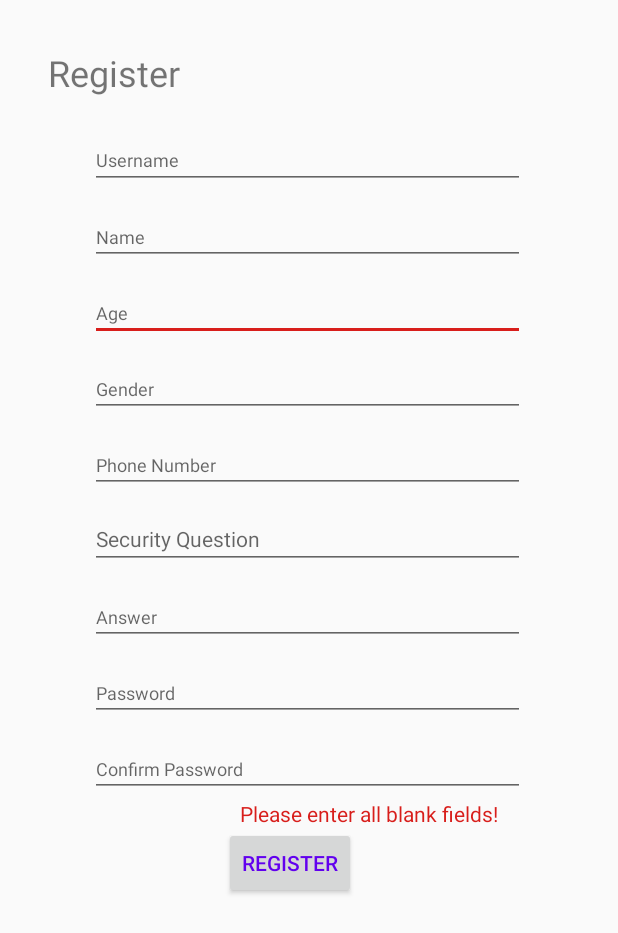
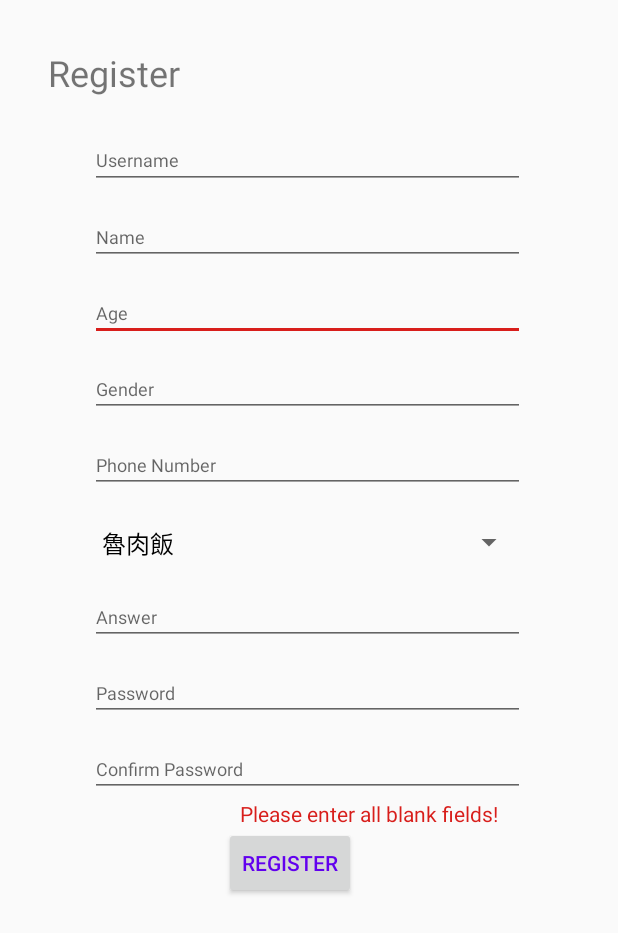
Before and after one commit to woshiellen117/SRS1, an Android app: the screen it shows after launch (MainActivity), after a tap on "REGISTER", on a phone screen of 412 x 824 dp. Shown: the top 933 px of the screen. Run offline under Robolectric (Android 15) with nearby library versions, the phone set to English and light mode, and no system bars; our stand-ins replace Room's generated code.

Commit message:
security question1.0

```diff
--- a/app/src/main/java/com/example/srs/activity/MainActivity.java
+++ b/app/src/main/java/com/example/srs/activity/MainActivity.java
@@ -10,10 +10,13 @@ import android.support.v7.widget.Toolbar;
 import android.view.View;
 import android.view.Menu;
 import android.view.MenuItem;
+import android.widget.ArrayAdapter;
 import android.widget.EditText;
+import android.widget.LinearLayout;
+import android.widget.Spinner;
 import android.widget.TextView;
 
-import com.example.srs.HomePageActivity;
+//import com.example.srs.HomePageActivity;
 import com.example.srs.R;
 import com.example.srs.database.UserDataBase;
 
@@ -25,8 +28,14 @@ public class MainActivity extends AppCompatActivity {
         super.onCreate(savedInstanceState);
         setContentView(R.layout.activity_main);
 
-        UserDataBase db = Room.databaseBuilder(getApplicationContext(),
-                UserDataBase.class, "database-name").build();
+        Spinner spinner = (Spinner) findViewById(R.id.spinner);
+        final String[] questions = {"魯肉飯", "控肉飯", "雞排飯", "炸醬麵", "水餃"};
+        ArrayAdapter<String> questionList = new ArrayAdapter<>(MainActivity.this,
+                android.R.layout.simple_spinner_dropdown_item,
+                questions);spinner.setAdapter(questionList);
+
+//        UserDataBase db = Room.databaseBuilder(getApplicationContext(),
+//                UserDataBase.class, "database-name").build();
 
 
         findViewById(R.id.button2).setOnClickListener(new View.OnClickListener() {
@@ -50,8 +59,8 @@ public class MainActivity extends AppCompatActivity {
                 editText = findViewById(R.id.editText7);
                 String register_phone_num = editText.getText().toString();
 
-                editText = findViewById(R.id.editText8);
-                String register_secur_question = editText.getText().toString();
+//                editText = findViewById(R.id.editText8);
+//                String register_secur_question = editText.getText().toString();
 
                 editText = findViewById(R.id.editText9);
                 String register_answer = editText.getText().toString();
@@ -67,7 +76,7 @@ public class MainActivity extends AppCompatActivity {
                 {
                     showtext.setText("The two passwords not match!\n");
                 }
-                else if(register_age.equals("")||register_name.equals("")||register_username.equals("")||register_gender.equals("")||register_phone_num.equals("")||register_secur_question.equals("")||register_password.equals("")||register_confirm_password.equals("")||register_answer.equals(""))
+                else if(register_age.equals("")||register_name.equals("")||register_username.equals("")||register_gender.equals("")||register_phone_num.equals("")||register_password.equals("")||register_confirm_password.equals("")||register_answer.equals(""))
                 {
                     showtext.setText("Please enter all blank fields!\n");
                 }
--- a/app/src/main/java/com/example/srs/database/UserDataBase.java
+++ b/app/src/main/java/com/example/srs/database/UserDataBase.java
@@ -6,7 +6,7 @@ import android.arch.persistence.room.RoomDatabase;
 import com.example.srs.dao.UserDao;
 import com.example.srs.entity.UserEntity;
 
-@Database(entities = {UserEntity.class}, version = 1)
+@Database(entities = {UserEntity.class}, version = 1,exportSchema = false)
 public abstract class UserDataBase extends RoomDatabase {
     public abstract UserDao getUserDao();
 }
--- a/app/src/main/res/layout/activity_main.xml
+++ b/app/src/main/res/layout/activity_main.xml
@@ -144,21 +144,6 @@
         app:layout_constraintTop_toBottomOf="@+id/editText6" />
 
     <EditText
-        android:id="@+id/editText8"
-        android:layout_width="290dp"
-        android:layout_height="35dp"
-        android:layout_marginStart="60dp"
-        android:layout_marginLeft="60dp"
-        android:layout_marginTop="15dp"
-        android:ems="10"
-        android:hint="@string/register_secur_question"
-        android:inputType="textPersonName"
-        android:textAppearance="@style/TextAppearance.AppCompat"
-        android:textColor="@android:color/darker_gray"
-        app:layout_constraintStart_toStartOf="parent"
-        app:layout_constraintTop_toBottomOf="@+id/editText7" />
-
-    <EditText
         android:id="@+id/editText9"
         android:layout_width="290dp"
         android:layout_height="35dp"
@@ -171,7 +156,7 @@
         android:textColor="@android:color/darker_gray"
         android:textSize="12sp"
         app:layout_constraintStart_toStartOf="parent"
-        app:layout_constraintTop_toBottomOf="@+id/editText8" />
+        app:layout_constraintTop_toBottomOf="@+id/spinner" />
 
     <EditText
         android:id="@+id/editText10"
@@ -227,5 +212,15 @@
         app:layout_constraintStart_toStartOf="parent"
         app:layout_constraintTop_toBottomOf="@+id/editText12" />
 
+    <Spinner
+        android:id="@+id/spinner"
+        android:layout_width="290dp"
+        android:layout_height="35dp"
+        android:layout_marginStart="60dp"
+        android:layout_marginLeft="60dp"
+        android:layout_marginTop="15dp"
+        app:layout_constraintStart_toStartOf="parent"
+        app:layout_constraintTop_toBottomOf="@+id/editText7" />
+
 
 </android.support.constraint.ConstraintLayout>
```
